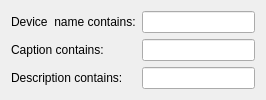
networkoptix/nx_open, file client/src/ui/widgets/business/custom_business_event_widget.ui: the form before one commit.
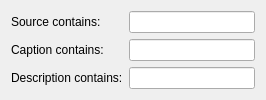
The form after the commit.

```diff
--- a/client/src/ui/widgets/business/custom_business_event_widget.ui
+++ b/client/src/ui/widgets/business/custom_business_event_widget.ui
@@ -19,7 +19,7 @@
      <item row="0" column="0">
       <widget class="QLabel" name="label">
        <property name="text">
-        <string>Device  name contains:</string>
+        <string>Source contains:</string>
        </property>
       </widget>
      </item>
```
